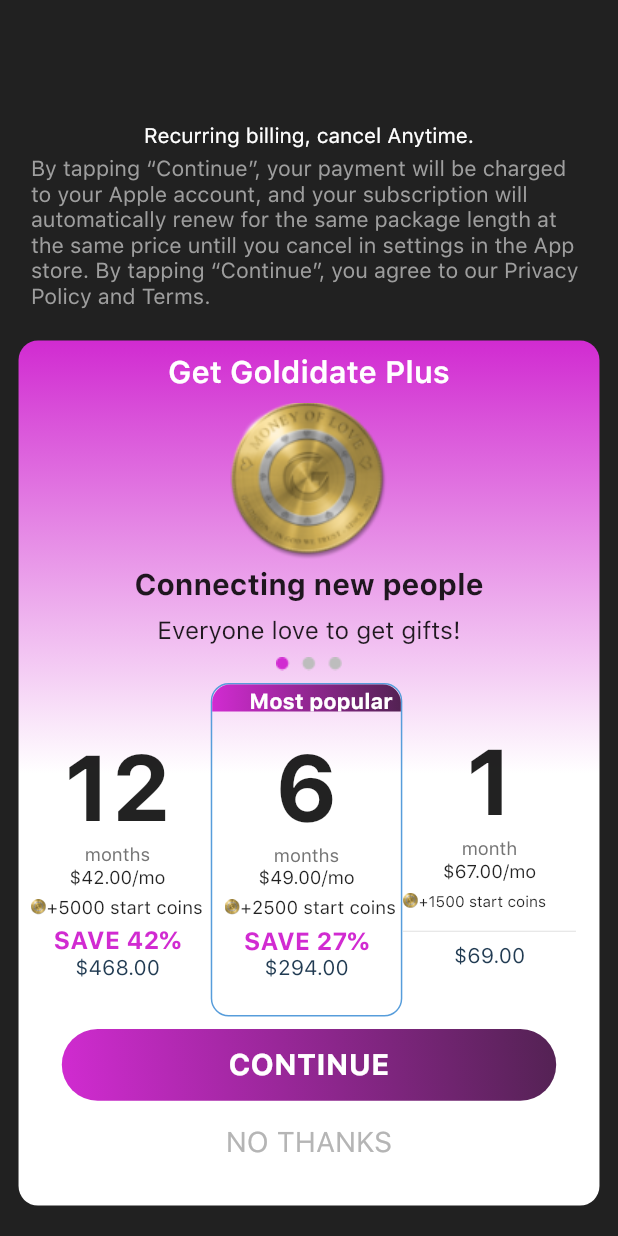
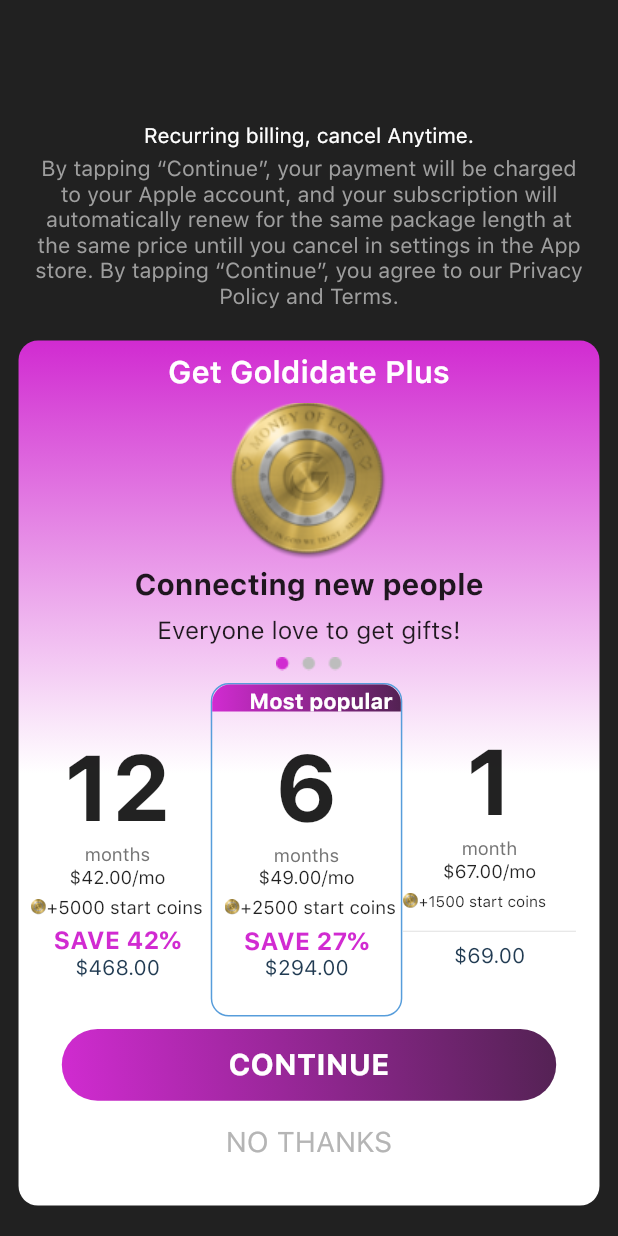
Before and after one commit to Abhisheksainii/goldidate-master, a Flutter app: the MyProfile screen opened by its route, after a tap on "Goldidate Plus", on a phone screen of 412 x 824 dp. Run offline on Flutter 3.47's test engine with Material 2 defaults, Android fonts, the phone set to English and light mode, and no system bars; our stand-ins replace auto_size_text, cloud_firestore, firebase_auth, firebase_core, font_awesome_flutter, google_sign_in and 4 more; missing offline and left inert: flutter_login_facebook, mobile_number; accounts and stored records are empty; project files that could hold a hidden picture were left out.

Commit message:
Minor fixes

```diff
--- a/lib/main.dart
+++ b/lib/main.dart
@@ -10,6 +10,7 @@ import 'package:goldidate/screens/Home/Profile/myProfile.dart';
 import 'package:goldidate/screens/Home/addPhotos.dart';
 import 'package:goldidate/screens/Home/allchats.dart';
 import 'package:goldidate/screens/Home/chat_screen.dart';
+import 'package:goldidate/screens/Home/classicview.dart';
 import 'package:goldidate/screens/Home/editInnerProfile.dart';
 import 'package:goldidate/screens/Home/filters.dart';
 import 'package:goldidate/screens/Home/location.dart';
@@ -36,7 +37,7 @@ class MyApp extends StatelessWidget {
     return MaterialApp(
       debugShowCheckedModeBanner: false,
       title: Common.applicationName,
-      initialRoute: AppRoutes.signInSocialRoute,
+      initialRoute: AppRoutes.classicView,
       theme: ThemeData(
         fontFamily: "SFPro",
       ),
@@ -66,6 +67,7 @@ class MyApp extends StatelessWidget {
         AppRoutes.chatscreen: (context) => ChatScreen(),
         AppRoutes.verifyCode: (context) => VerifyCode(),
         AppRoutes.terms_condititons: (context) => Terms_Conditions(),
+        AppRoutes.classicView: (context) => Classicview(),
       },
     );
   }
--- a/lib/routes/app_routes.dart
+++ b/lib/routes/app_routes.dart
@@ -24,4 +24,5 @@ class AppRoutes {
   static final String chatscreen = "/chat_screen";
   static final String verifyCode = "/verifyCode";
   static final String terms_condititons = "/terms";
+  static final String classicView = "/classicview";
 }
--- a/lib/screens/Home/Profile/goldidatePlus.dart
+++ b/lib/screens/Home/Profile/goldidatePlus.dart
@@ -30,11 +30,20 @@ class _GoldidatePlusState extends State<GoldidatePlus> {
                     SizedBox(
                       height: height * 0.005,
                     ),
-                    Container(
-                      child: Text(
-                        "By tapping “Continue”, your payment will be charged to your Apple account, and your subscription will automatically renew for the same package length at the same price untill you cancel in settings in the App store. By tapping “Continue”, you agree to our Privacy Policy and Terms.",
-                        style: TextStyle(
-                            color: Colors.grey, fontSize: width * 0.035),
+                    InkWell(
+                      onTap: () {
+                        Navigator.of(context)
+                            .pushNamed(AppRoutes.terms_condititons);
+                      },
+                      child: Container(
+                        child: Center(
+                          child: Text(
+                            "By tapping “Continue”, your payment will be charged to your Apple account, and your subscription will automatically renew for the same package length at the same price untill you cancel in settings in the App store. By tapping “Continue”, you agree to our Privacy Policy and Terms.",
+                            textAlign: TextAlign.center,
+                            style: TextStyle(
+                                color: Colors.grey, fontSize: width * 0.035),
+                          ),
+                        ),
                       ),
                     ),
                   ],
--- a/lib/screens/Home/Profile/myProfile.dart
+++ b/lib/screens/Home/Profile/myProfile.dart
@@ -39,9 +39,9 @@ class _MyProfileState extends State<MyProfile> {
             child: Column(
               children: [
                 Padding(
-                  padding:
-                      EdgeInsets.only(top: height * 0.01, left: width * 0.32),
+                  padding: EdgeInsets.only(top: height * 0.01),
                   child: Row(
+                    mainAxisAlignment: MainAxisAlignment.center,
                     children: [
                       Text(
                         "Simon Carter,",
@@ -103,9 +103,11 @@ class _MyProfileState extends State<MyProfile> {
             ),
           ),
           Padding(
-            padding: EdgeInsets.only(top: height * 0.005, left: width * 0.13),
+            padding: EdgeInsets.only(
+                top: height * 0.005, left: width * 0.1, right: width * 0.1),
             child: Container(
               child: Row(
+                mainAxisAlignment: MainAxisAlignment.spaceBetween,
                 children: [
                   Column(
                     children: [
@@ -140,9 +142,6 @@ class _MyProfileState extends State<MyProfile> {
                       )
                     ],
                   ),
-                  SizedBox(
-                    width: 40.0,
-                  ),
                   Column(
                     children: [
                       ElevatedButton(
@@ -175,9 +174,6 @@ class _MyProfileState extends State<MyProfile> {
                         ),
                       )
                     ],
-                  ),
-                  SizedBox(
-                    width: 40.0,
                   ),
                   Column(
                     children: [
```
Also changed, not shown: lib/screens/Home/Profile/goldidatePlus2.dart (+14 -5 lines).
